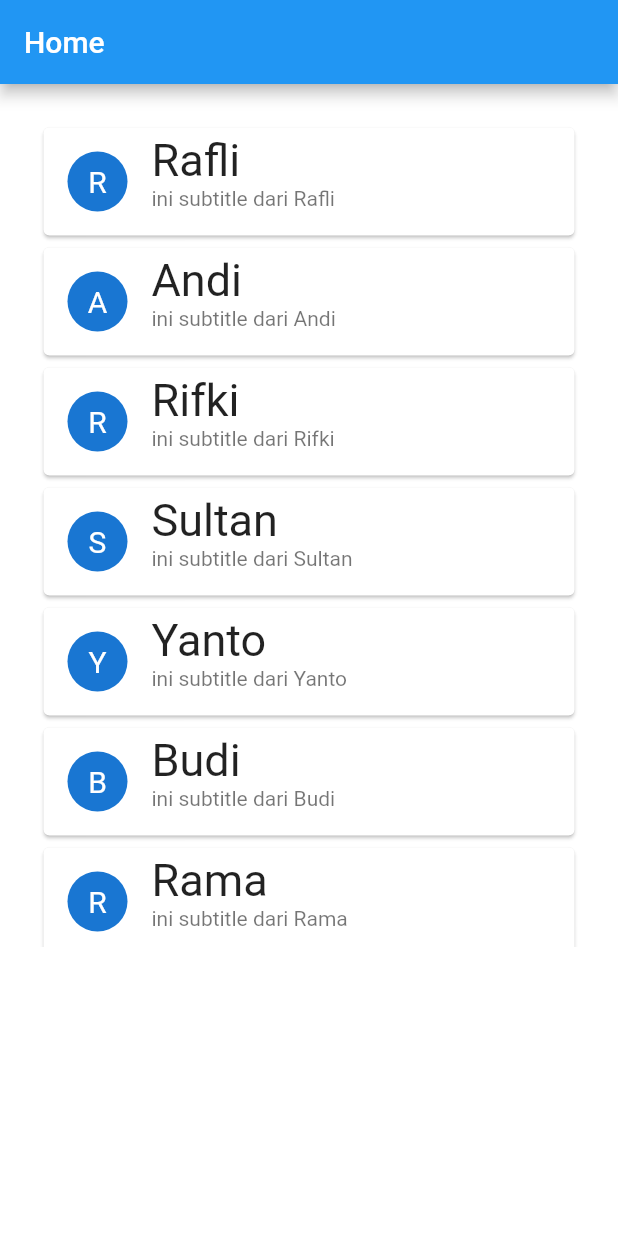
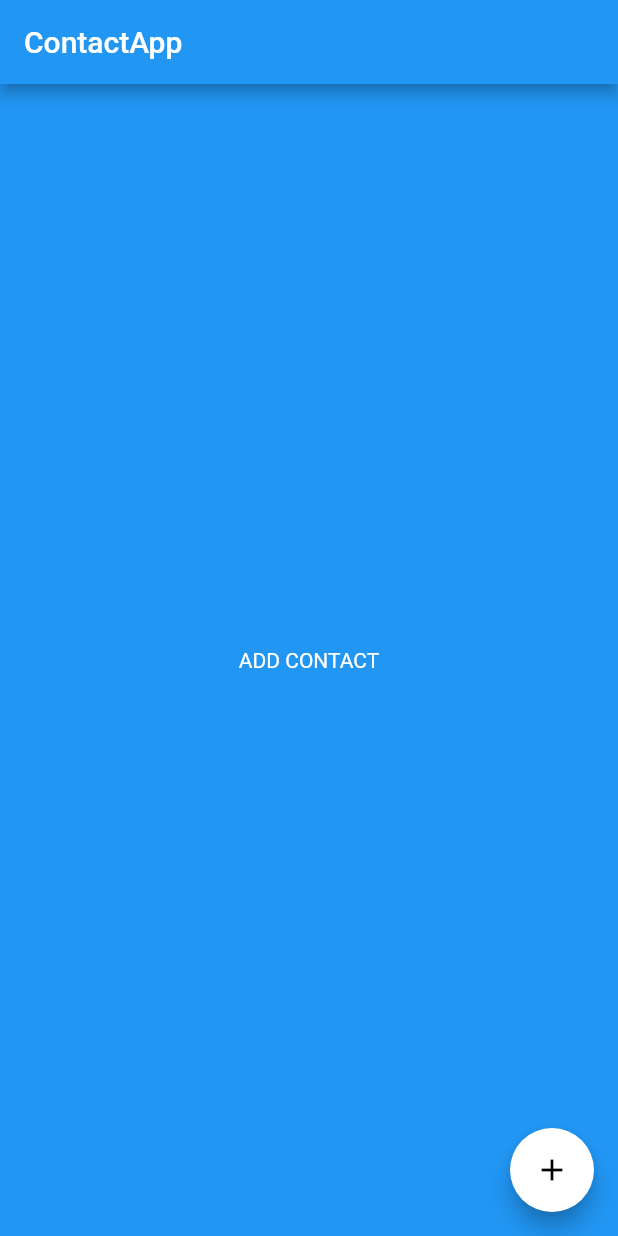
Before and after one commit to rafliandi13/MBKMFLUTTERTUGASKELOMPOK, a Flutter app: the screen it shows after launch, on a phone screen of 412 x 824 dp. Run offline on Flutter 3.47's test engine with Material 2 defaults, Android fonts, the phone set to English and light mode, and no system bars.

Commit message:
Provider

```diff
--- a/submission_five/lib/base_screens.dart
+++ b/submission_five/lib/base_screens.dart
@@ -1,54 +1,128 @@
 import 'package:flutter/cupertino.dart';
 import 'package:flutter/material.dart';
+import 'package:provider/provider.dart';
+import 'package:submission_five/detail.dart';
+import 'provider.dart';
+import 'model.dart';
 
 class BaseScreen extends StatelessWidget {
-  final List<String> Nama = [
-    "Rafli",
-    "Andi",
-    "Rifki",
-    "Sultan",
-    "Yanto",
-    "Budi",
-    "Rama",
-    "Altundri",
-    "Cantika",
-    "Cici",
-    "Uci"
-  ];
+  String title,description;
+  BaseScreen({Key? key, required this.title,required this.description}) : super(key: key);
 
   @override
   Widget build(BuildContext context) {
     return Scaffold(
-      backgroundColor: Colors.white,
-      appBar: AppBar(title: Text("Home")),
-      body: SingleChildScrollView(
-        child: Column(
-          children: [
-            Container(
-              color: Colors.white,
-              height: 600,
-              padding: EdgeInsets.all(25.0),
-              child: ListView.builder(
-                shrinkWrap: true,
-                scrollDirection: Axis.vertical,
-                itemBuilder: (context, index) {
-                  return Card(
-                    child: ListTile(
-                        title:
-                            Text(Nama[index], style: TextStyle(fontSize: 30)),
-                        subtitle: Text('ini subtitle dari ' + Nama[index]),
-                        leading: CircleAvatar(
-                          child: Text(Nama[index][0],
-                              style: TextStyle(fontSize: 20)),
-                        )),
-                  );
-                },
-                itemCount: Nama.length,
-              ),
-            )
-          ],
+      backgroundColor: Colors.blue[500],
+      appBar: AppBar(title: Text('ContactApp'),),
+      body: Padding(
+        padding: const EdgeInsets.all(8.0),
+        child: Consumer<ListProvider>(
+          builder: (context, ListProvider data, child) {
+            return data.getNotes.length != 0
+                ? ListView.builder(
+                    itemCount: data.getNotes.length,
+                    itemBuilder: (context, index) {
+                      return CardList(data.getNotes[index], index);
+                    },
+                  )
+                : GestureDetector(
+                    onTap: () {
+                      Provider.of<ListProvider>(context, listen: false)
+                          .addItem(title, description);
+                    },
+                    child: Center(
+                        child: Text(
+                      "ADD CONTACT",
+                      style: TextStyle(
+                        color: Colors.white,
+                      ),
+                    )));
+          },
+        ),
+      ),
+      floatingActionButton: FloatingActionButton(
+        onPressed: () {
+          Navigator.of(context).push(MaterialPageRoute(builder: (context) => DetailScreen()));
+        },
+        backgroundColor: Colors.white,
+        child: Icon(
+          Icons.add,
+          color: Colors.black,
         ),
       ),
     );
   }
 }
+
+// ignore: must_be_immutable
+class CardList extends StatelessWidget {
+  final DynamicList list;
+  int index;
+
+  CardList(this.list, this.index);
+
+  @override
+  Widget build(BuildContext context) {
+    return Padding(
+      padding: const EdgeInsets.all(2.0),
+      child: Container(
+          decoration: BoxDecoration(
+              color: Colors.white,
+              borderRadius: BorderRadius.only(
+                bottomLeft: Radius.circular(10),
+                topLeft: Radius.circular(10),
+              )),
+          child: ListTile(
+            leading: Icon(Icons.people),
+            title: Text(list.title),
+            subtitle: Text(list.description),
+            trailing: IconButton(onPressed: () {
+              Provider.of<ListProvider>(context, listen: false)
+                  .deleteItem(index);
+            }, icon: Icon(Icons.delete))
+          ),
+        ),
+    );
+  }
+}
+
+showAlertDialog(BuildContext context) {
+  TextEditingController _Title = TextEditingController();
+  TextEditingController _Description = TextEditingController();
+  // Create button
+  Widget okButton = FlatButton(
+    child: Text("ADD CONTACT"),
+    onPressed: () {
+
+    },
+  );
+
+  // Create AlertDialog
+  AlertDialog alert = AlertDialog(
+    title: Text("ADD A NEW CONTACT "),
+    content: Column(
+      mainAxisSize: MainAxisSize.min,
+      children: [
+        TextField(
+          controller: _Title,
+          decoration: InputDecoration(hintText: "Enter Name"),
+        ),
+        TextField(
+          controller: _Description,
+          decoration: InputDecoration(hintText: "Enter Mobile Phone Number"),
+        ),
+      ],
+    ),
+    actions: [
+      okButton,
+    ],
+  );
+
+  // show the dialog
+  showDialog(
+    context: context,
+    builder: (BuildContext context) {
+      return alert;
+    },
+  );
+}
--- a/submission_five/lib/main.dart
+++ b/submission_five/lib/main.dart
@@ -1,5 +1,7 @@
 import 'package:flutter/material.dart';
-import 'package:submission_five/base_screens.dart';
+import 'base_screens.dart';
+import 'package:provider/provider.dart';
+import 'provider.dart';
 
 void main() {
   runApp(MyApp());
@@ -14,7 +16,8 @@ class MyApp extends StatelessWidget {
       theme: ThemeData(
         primarySwatch: Colors.blue,
       ),
-      home: BaseScreen(),
+      home: ChangeNotifierProvider<ListProvider>(
+          create: (context) => ListProvider(), child: BaseScreen(title: '',description: '',)),
     );
   }
 }
--- /dev/null
+++ b/submission_five/lib/model.dart
@@ -0,0 +1,6 @@
+class DynamicList {
+  String title;
+  String description;
+
+  DynamicList(this.title,this.description);
+}
--- /dev/null
+++ b/submission_five/lib/provider.dart
@@ -0,0 +1,25 @@
+import 'package:flutter/foundation.dart';
+import 'package:submission_five/model.dart';
+
+class ListProvider with ChangeNotifier {
+  List<DynamicList> _list = <DynamicList>[];
+
+  List<DynamicList> get getNotes{
+    return _list;
+  }
+
+  String get description => description;
+
+  String get title => title;
+
+  void addItem(String title,String description) {
+    DynamicList list = new DynamicList(title, description);
+    _list.add(list);
+    notifyListeners();
+  }
+
+  void deleteItem(int index) {
+    _list.removeAt(index);
+    notifyListeners();
+  }
+}
```
Also changed, not shown: submission_five/lib/detail.dart (added, +79 -0 lines).
